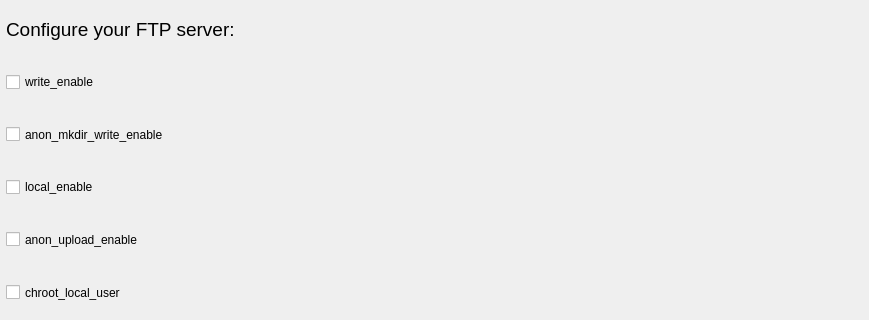
kubekpop/slm, file ftp_window.ui: the form before one commit; both pictures show x 0 to 869 and y 0 to 320 of the 869 by 532 pixel window.
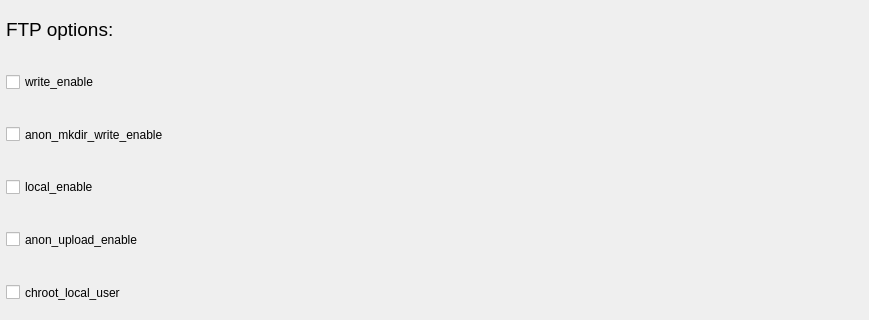
The form after the commit.

What changed in the file:
```diff
--- a/ftp_window.ui
+++ b/ftp_window.ui
@@ -158,7 +158,7 @@
         </font>
        </property>
        <property name="text">
-        <string>Configure your FTP server:</string>
+        <string>FTP options:</string>
        </property>
       </widget>
      </item>
```
Left out of the diff: 3 changed lines with no effect on the pictures.
